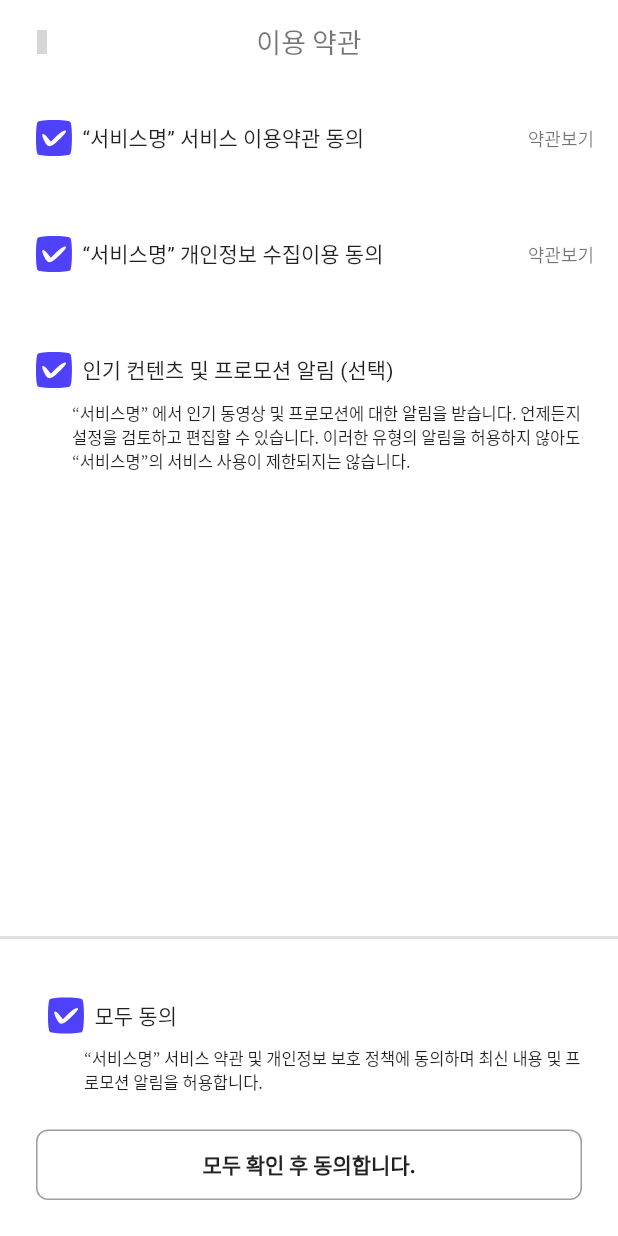
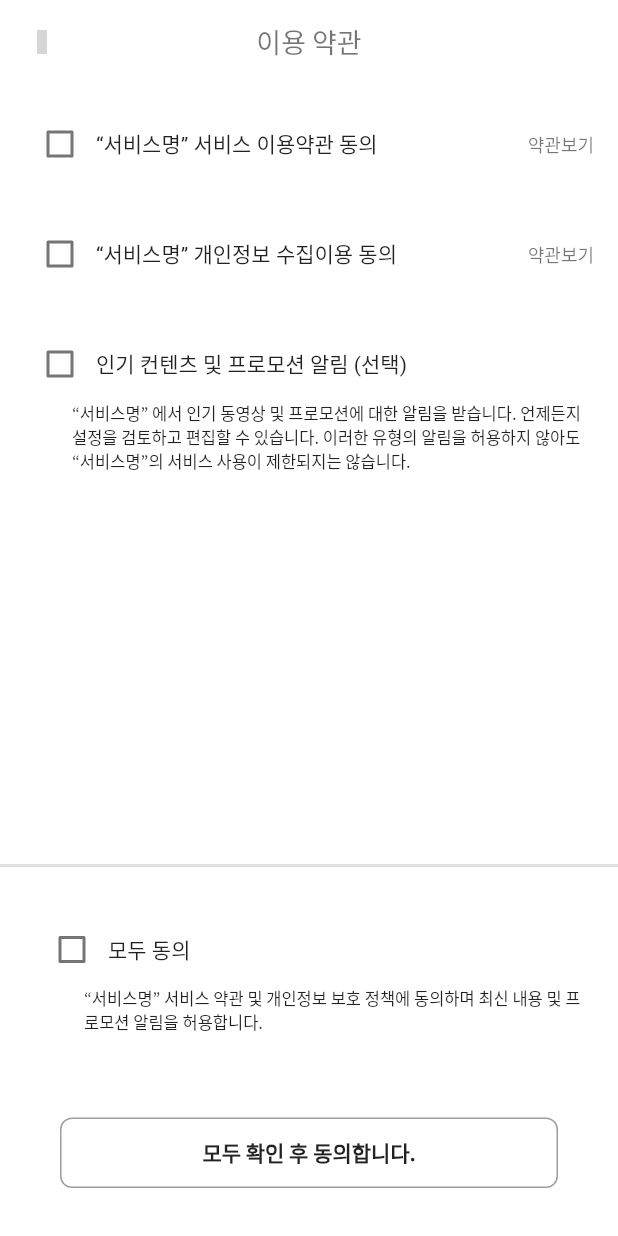
Before and after one commit to sirasatarato/hipet-flutter, a Flutter app: the SignProcessFrame screen opened directly, on a phone screen of 412 x 824 dp. Run offline on Flutter 3.47's test engine with Material 2 defaults, Android fonts, the phone set to English and light mode, and no system bars; our stand-ins replace fluttericon, get; grey boxes are pictures that could not be loaded.

Commit message:
Refactor Policy

```diff
--- /dev/null
+++ b/hipet/lib/src/controller/policy_controller.dart
@@ -0,0 +1,28 @@
+import 'package:get/get.dart';
+
+class PolicyController extends GetxController {
+  final _isChecked = <bool>[false, false, false].obs;
+
+  // ignore: invalid_use_of_protected_member
+  get isChecked => _isChecked.value;
+
+  void changeBox(int index) {
+    // ignore: invalid_use_of_protected_member
+    List<bool> list = List.from(_isChecked.value);
+    list[index] = !list[index];
+    _isChecked.value = list;
+  }
+
+  // ignore: invalid_use_of_protected_member
+  bool conditionToMoveOn() => _isChecked.value[0] && _isChecked.value[1];
+
+  bool getIsAllChecked() => isChecked.where((e) => !e).isEmpty;
+
+  void changeAllBox(bool value) {
+    if (value) {
+      _isChecked.value = [true, true, true];
+    } else {
+      _isChecked.value = [false, false, false];
+    }
+  }
+}
--- a/hipet/lib/src/pages/sign/policy_page.dart
+++ b/hipet/lib/src/pages/sign/policy_page.dart
@@ -1,7 +1,8 @@
 import 'package:flutter/material.dart';
-import 'package:flutter_svg/flutter_svg.dart';
 import 'package:get/get.dart';
+import 'package:hipet/src/controller/policy_controller.dart';
 import 'package:hipet/src/controller/sign_up_nav_controller.dart';
+import 'package:hipet/src/widgets/policy_check_box.dart';
 import 'package:hipet/src/widgets/widest_button.dart';
 
 class PolicyPage extends StatefulWidget {
@@ -10,23 +11,27 @@ class PolicyPage extends StatefulWidget {
 }
 
 class _PolicyPageState extends State<PolicyPage> {
-  final SignUpNavController _controller = Get.find();
+  final SignUpNavController _navController = Get.find();
+  final PolicyController _policyController = Get.put(PolicyController());
 
   @override
   Widget build(BuildContext context) {
-    return Column(
+    final height = MediaQuery.of(context).size.height / 3;
+
+    return Obx(
+      () => Column(
         children: [
           Container(
-          height: MediaQuery.of(context).size.height / 3,
+            height: height,
             padding: const EdgeInsets.all(16),
             child: Column(
               mainAxisAlignment: MainAxisAlignment.spaceBetween,
               children: [
-              buildRow('“서비스명” 서비스 이용약관 동의'),
-              buildRow('“서비스명” 개인정보 수집이용 동의'),
+                PolicyCheckBox('“서비스명” 서비스 이용약관 동의', 0, isAddPolicy: true),
+                PolicyCheckBox('“서비스명” 개인정보 수집이용 동의', 1, isAddPolicy: true),
                 Column(
                   children: [
-                  buildRow('인기 컨텐츠 및 프로모션 알림 (선택)', addSeePolicy: false),
+                    PolicyCheckBox('인기 컨텐츠 및 프로모션 알림 (선택)', 2),
                     buildMessage(
                       '“서비스명” 에서 인기 동영상 및 프로모션에 대한 알림을 받습니다. '
                       '언제든지 설정을 검토하고 편집할 수 있습니다. '
@@ -43,35 +48,30 @@ class _PolicyPageState extends State<PolicyPage> {
             padding: const EdgeInsets.all(24),
             child: Column(
               children: [
-              buildRow('모두 동의', addSeePolicy: false),
+                Row(
+                  children: [
+                    Checkbox(
+                      value: _policyController.getIsAllChecked(),
+                      onChanged: (v) => _policyController.changeAllBox(v!),
+                    ),
+                    Text('모두 동의'),
+                  ],
+                ),
                 buildMessage('“서비스명” 서비스 약관 및 개인정보 보호 정책에 동의하며 최신 내용 및 프로모션 알림을 허용합니다.'),
-              SizedBox(height: 24),
-              GestureDetector(
-                onTap: () => _controller.nextPage(),
-                child: WidestButton('모두 확인 후 동의합니다.'),
+              ],
+            ),
+          ),
+          Padding(
+            padding: const EdgeInsets.symmetric(vertical: 32, horizontal: 40),
+            child: GestureDetector(
+              onTap: () {
+                if (_policyController.conditionToMoveOn()) _navController.nextPage();
+              },
+              child: WidestButton('모두 확인 후 동의합니다.', isColored: _policyController.conditionToMoveOn()),
+            ),
           ),
         ],
       ),
-        ),
-      ],
-    );
-  }
-
-  Row buildRow(String title, {bool addSeePolicy = true}) {
-    return Row(
-      children: [
-        SvgPicture.asset(
-          'assets/icon/svg/check.svg',
-          color: Theme.of(context).accentColor,
-        ),
-        Text(title),
-        Spacer(),
-        if (addSeePolicy)
-          Text(
-            '약관보기',
-            style: Theme.of(context).textTheme.caption,
-          ),
-      ],
     );
   }
 
--- /dev/null
+++ b/hipet/lib/src/widgets/policy_check_box.dart
@@ -0,0 +1,30 @@
+import 'package:flutter/material.dart';
+import 'package:get/get.dart';
+import 'package:hipet/src/controller/policy_controller.dart';
+
+// ignore: must_be_immutable
+class PolicyCheckBox extends StatelessWidget {
+  PolicyController _policyController = Get.find();
+  final String text;
+  final int index;
+  final bool isAddPolicy;
+
+  PolicyCheckBox(this.text, this.index, {Key? key, this.isAddPolicy = false}) : super(key: key);
+
+  @override
+  Widget build(BuildContext context) {
+    return Obx(
+      () => Row(
+        children: [
+          Checkbox(
+            value: _policyController.isChecked[index],
+            onChanged: (_) => _policyController.changeBox(index),
+          ),
+          Text(text),
+          Spacer(),
+          if (isAddPolicy) Text('약관보기', style: Theme.of(context).textTheme.caption),
+        ],
+      ),
+    );
+  }
+}
```
Lines whose indentation alone changed are shown as unchanged.
